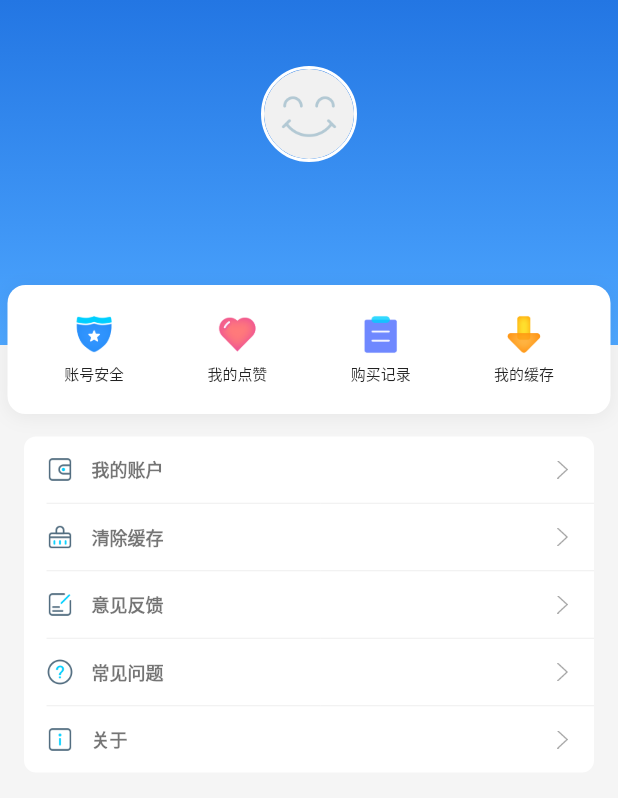
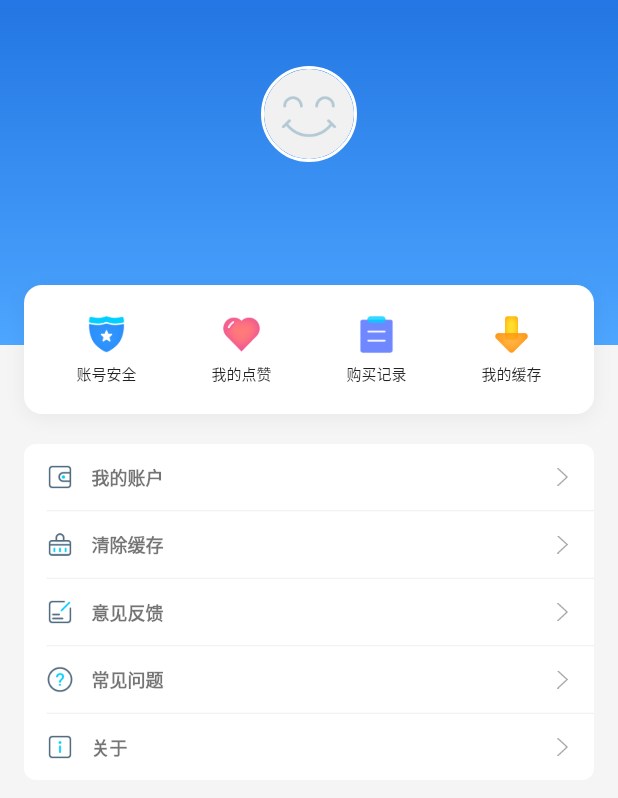
Before and after one commit to KysonLi/flutter_fmlinker, a Flutter app: the MyScreen screen opened by its route, on a phone screen of 412 x 824 dp. Shown: the top 798 px of the screen. Run offline on Flutter 3.47's test engine with Material 2 defaults, Android fonts, the phone set to English and light mode, and no system bars; our stand-ins replace cached_network_image, carousel_slider, device_info_plus, dio, flutter_easyloading, go_router and 8 more; missing offline and left inert: dart:html, fluwx; accounts and stored records are empty; network calls fail.

Commit message:
style(profile screen): adjust spacing and horizontal margin
修改了个人页面的SizedBox间距和横向容器边距，优化页面视觉排版

```diff
--- a/lib/screens/profile/profile_screen.dart
+++ b/lib/screens/profile/profile_screen.dart
@@ -125,7 +125,7 @@ class _MyScreenState extends State<MyScreen> {
                   ),
                   const SizedBox(height: 20),
                   _buildHorizontalSection(),
-                  const SizedBox(height: 15),
+                  const SizedBox(height: 20),
                   _buildListSection(),
                   const SizedBox(height: 30),
                 ],
@@ -293,7 +293,7 @@ class _MyScreenState extends State<MyScreen> {
 
   Widget _buildHorizontalSection() {
     return Container(
-      margin: const EdgeInsets.symmetric(horizontal: 5),
+      margin: const EdgeInsets.symmetric(horizontal: 16),
       decoration: BoxDecoration(
         // 去掉背景图，纯代码实现：白底 + 圆角 + 柔和阴影
         color: Colors.white,
```
